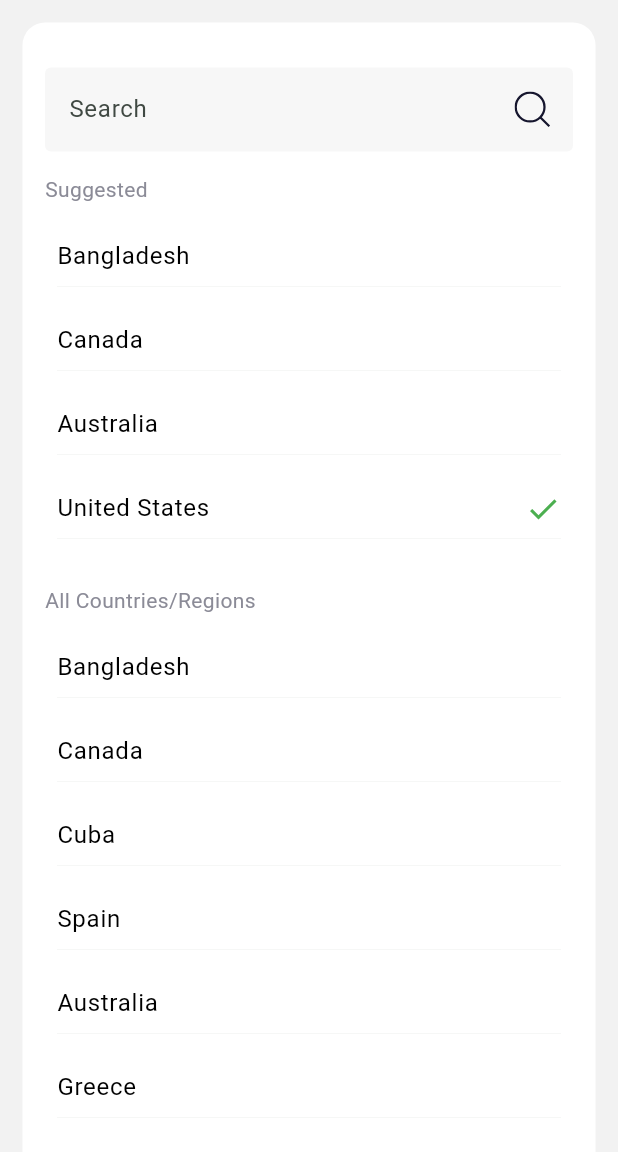
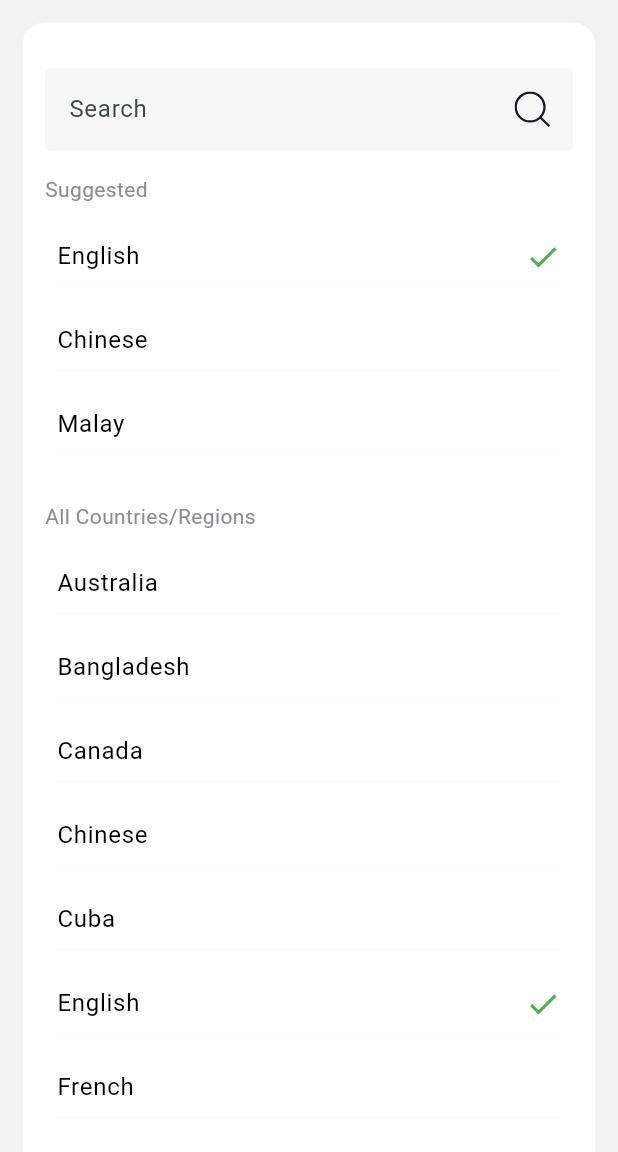
Before and after one commit to LIXINGCHEN-CPP/new_ass, a Flutter app: the LanguageSettingsPage screen opened by its route, on a phone screen of 412 x 824 dp, the part 84-1236 px from its top. Run offline on Flutter 3.47's test engine with Material 3 defaults, Android fonts, the phone set to English and light mode, and no system bars; our stand-ins replace cached_network_image, carousel_slider, flutter_credit_card, flutter_svg, form_field_validator; network calls fail; Roboto replaces fonts that are missing (Gilroy).

Commit message:
Second Commit

```diff
--- a/lib/views/entrypoint/components/app_navigation_bar.dart
+++ b/lib/views/entrypoint/components/app_navigation_bar.dart
@@ -29,7 +29,7 @@ class AppBottomNavigationBar extends StatelessWidget {
             onTap: () => onNavTap(0),
           ),
           BottomAppBarItem(
-            name: 'Menu',
+            name: 'Sort',
             iconLocation: AppIcons.menu,
             isActive: currentIndex == 1,
             onTap: () => onNavTap(1),
--- a/lib/views/home/components/ad_space.dart
+++ b/lib/views/home/components/ad_space.dart
@@ -11,7 +11,7 @@ class AdSpace extends StatelessWidget {
   final List<String> adImageUrls = const [
     'https://i.imgur.com/8hBIsS5.png',
     'https://i.imgur.com/BuVEdyX.png',
-    'https://i.imgur.com/wORa2qS.png',
+    'https://i.imgur.com/lu7VPJj.png',
   ];
 
   @override
--- a/lib/views/home/new_item_page.dart
+++ b/lib/views/home/new_item_page.dart
@@ -11,6 +11,7 @@ class NewItemsPage extends StatelessWidget {
   Widget build(BuildContext context) {
     final products = Dummy.products;
     return Scaffold(
+      backgroundColor: const Color(0xFFf3f3f5),
       appBar: AppBar(
         title: const Text('New Item'),
         leading: const AppBackButton(),
@@ -22,7 +23,7 @@ class NewItemsPage extends StatelessWidget {
             padding: const EdgeInsets.only(top: AppDefaults.padding),
             gridDelegate: const SliverGridDelegateWithMaxCrossAxisExtent(
               maxCrossAxisExtent: 200,
-              childAspectRatio: 0.64,
+              childAspectRatio: 0.67,
               mainAxisSpacing: 16,
             ),
             itemCount: products.length,
--- a/lib/views/home/popular_pack_page.dart
+++ b/lib/views/home/popular_pack_page.dart
@@ -13,6 +13,7 @@ class PopularPackPage extends StatelessWidget {
   Widget build(BuildContext context) {
     final bundles = Dummy.bundles;
     return Scaffold(
+      backgroundColor: const Color(0xFFf3f3f5),
       appBar: AppBar(
         title: const Text('Popular Packs'),
         leading: const AppBackButton(),
@@ -27,7 +28,7 @@ class PopularPackPage extends StatelessWidget {
                 padding: const EdgeInsets.only(top: AppDefaults.padding),
                 gridDelegate: const SliverGridDelegateWithMaxCrossAxisExtent(
                   maxCrossAxisExtent: 200,
-                  childAspectRatio: 0.73,
+                  childAspectRatio: 0.75,
                   crossAxisSpacing: 16,
                   mainAxisSpacing: 16,
                 ),
--- a/lib/views/home/product_details_page.dart
+++ b/lib/views/home/product_details_page.dart
@@ -81,7 +81,7 @@ class ProductDetailsPage extends StatelessWidget {
                   ),
                   const SizedBox(height: 8),
                   const Text(
-                    'Duis aute veniam veniam qui aliquip irure duis sint magna occaecat dolore nisi culpa do. Est nisi incididunt aliquip  commodo aliqua tempor.',
+                      'Fresh broccoli is green and full, tender and crispy, rich in vitamin C and dietary fiber, and is an ideal choice for a healthy diet. It is suitable for stir-frying, steaming or adding to soups. It is nutritious, delicious and easy to make.'
                   ),
                 ],
               ),
--- a/lib/views/menu/category_page.dart
+++ b/lib/views/menu/category_page.dart
@@ -11,6 +11,7 @@ class CategoryProductPage extends StatelessWidget {
   Widget build(BuildContext context) {
     final products = DummyCategory.products;
     return Scaffold(
+      backgroundColor: const Color(0xFFf3f3f5),
       appBar: AppBar(
         title: const Text('Vegetables'),
         leading: const AppBackButton(),
--- a/lib/views/menu/components/category_tile.dart
+++ b/lib/views/menu/components/category_tile.dart
@@ -20,7 +20,7 @@ class CategoryTile extends StatelessWidget {
   @override
   Widget build(BuildContext context) {
     return Material(
-      color: AppColors.scaffoldBackground,
+      color: Colors.transparent,
       child: InkWell(
         borderRadius: AppDefaults.borderRadius,
         onTap: onTap,
--- a/lib/views/profile/settings/language_settings_page.dart
+++ b/lib/views/profile/settings/language_settings_page.dart
@@ -3,20 +3,45 @@ import 'package:flutter_svg/svg.dart';
 
 import '../../../core/components/app_back_button.dart';
 import '../../../core/components/app_settings_tile.dart';
+import '../../../core/constants/app_icons.dart';
 import '../../../core/constants/constants.dart';
 import '../../../core/themes/app_themes.dart';
 
-class LanguageSettingsPage extends StatelessWidget {
+class LanguageSettingsPage extends StatefulWidget {
   const LanguageSettingsPage({super.key});
 
   @override
+  State<LanguageSettingsPage> createState() => _LanguageSettingsPageState();
+}
+
+class _LanguageSettingsPageState extends State<LanguageSettingsPage> {
+  // 全部国家/地区和推荐语言
+  final List<String> _allCountries = [
+    'Australia','Bangladesh', 'Canada', 'Chinese','Cuba', 'English', 'French', 'Germany','Greece', 'Malay', 'Spanish',
+       'USA'
+  ];
+  final List<String> _suggested = [
+    'English', 'Chinese', 'Malay'
+  ];
+
+  // 当前搜索关键字、已选语言
+  String _searchText = '';
+  String _selected = 'English';
+
+  @override
   Widget build(BuildContext context) {
+    // 根据搜索关键字过滤列表
+    final filteredSuggested = _suggested
+        .where((lang) => lang.toLowerCase().contains(_searchText.toLowerCase()))
+        .toList();
+    final filteredAll = _allCountries
+        .where((c) => c.toLowerCase().contains(_searchText.toLowerCase()))
+        .toList();
+
     return Scaffold(
       appBar: AppBar(
         leading: const AppBackButton(),
-        title: const Text(
-          'Language Settings',
-        ),
+        title: const Text('Language Settings'),
       ),
       backgroundColor: AppColors.cardColor,
       body: SingleChildScrollView(
@@ -30,73 +55,10 @@ class LanguageSettingsPage extends StatelessWidget {
             color: AppColors.scaffoldBackground,
             borderRadius: AppDefaults.borderRadius,
           ),
-          child: const Column(
+          child: Column(
             children: [
-              _SearchField(),
-              _SuggestedLanguage(),
-              _AllCountries(),
-            ],
-          ),
-        ),
-      ),
-    );
-  }
-}
-
-class _AllCountries extends StatelessWidget {
-  const _AllCountries();
-
-  @override
-  Widget build(BuildContext context) {
-    return const Column(
-      crossAxisAlignment: CrossAxisAlignment.start,
-      children: [
-        SizedBox(height: AppDefaults.padding),
-        Text('All Countries/Regions'),
-        SizedBox(height: AppDefaults.padding),
-        AppSettingsListTile(label: 'Bangladesh'),
-        AppSettingsListTile(label: 'Canada'),
-        AppSettingsListTile(label: 'Cuba'),
-        AppSettingsListTile(label: 'Spain'),
-        AppSettingsListTile(label: 'Australia'),
-        AppSettingsListTile(label: 'Greece'),
-      ],
-    );
-  }
-}
-
-class _SuggestedLanguage extends StatelessWidget {
-  const _SuggestedLanguage();
-
-  @override
-  Widget build(BuildContext context) {
-    return const Column(
-      crossAxisAlignment: CrossAxisAlignment.start,
-      children: [
-        SizedBox(height: AppDefaults.padding),
-        Text('Suggested'),
-        SizedBox(height: AppDefaults.padding),
-        AppSettingsListTile(label: 'Bangladesh'),
-        AppSettingsListTile(label: 'Canada'),
-        AppSettingsListTile(label: 'Australia'),
-        AppSettingsListTile(
-          label: 'United States',
-          trailing: Icon(
-            Icons.check,
-            color: Colors.green,
-          ),
-        ),
-      ],
-    );
-  }
-}
-
-class _SearchField extends StatelessWidget {
-  const _SearchField();
-
-  @override
-  Widget build(BuildContext context) {
-    return Theme(
+              // 搜索框
+              Theme(
                 data: Theme.of(context).copyWith(
                   inputDecorationTheme: AppTheme.secondaryInputDecorationTheme,
                 ),
@@ -110,6 +72,60 @@ class _SearchField extends StatelessWidget {
                     ),
                     suffixIconConstraints: const BoxConstraints(),
                   ),
+                  onChanged: (v) {
+                    setState(() {
+                      _searchText = v;
+                    });
+                  },
+                ),
+              ),
+
+              // 推荐语言
+              if (filteredSuggested.isNotEmpty) ...[
+                const SizedBox(height: AppDefaults.padding),
+                const Align(
+                  alignment: Alignment.centerLeft,
+                  child: Text('Suggested'),
+                ),
+                const SizedBox(height: AppDefaults.padding),
+                ...filteredSuggested.map((lang) {
+                  return AppSettingsListTile(
+                    label: lang,
+                    trailing: _selected == lang
+                        ? const Icon(Icons.check, color: Colors.green)
+                        : null,
+                    onTap: () {
+                      setState(() {
+                        _selected = lang;
+                      });
+                    },
+                  );
+                }),
+              ],
+
+              // 所有国家/地区
+              const SizedBox(height: AppDefaults.padding),
+              const Align(
+                alignment: Alignment.centerLeft,
+                child: Text('All Countries/Regions'),
+              ),
+              const SizedBox(height: AppDefaults.padding),
+              ...filteredAll.map((country) {
+                return AppSettingsListTile(
+                  label: country,
+                  trailing: _selected == country
+                      ? const Icon(Icons.check, color: Colors.green)
+                      : null,
+                  onTap: () {
+                    setState(() {
+                      _selected = country;
+                    });
+                  },
+                );
+              }),
+            ],
+          ),
+        ),
       ),
     );
   }
```
Also changed, not shown: lib/core/constants/dummy_data.dart (+6 -6 lines), lib/core/constants/dummy_data_category.dart (+6 -6 lines), lib/views/cart/components/items_totals_price.dart (+5 -9 lines), lib/views/cart/components/single_cart_item_tile.dart (+4 -4 lines), lib/views/home/home_page.dart (+21 -18 lines), lib/views/home/search_page.dart (+92 -129 lines), lib/views/menu/menu_page.dart (+11 -11 lines), lib/views/profile/notification_page.dart (+7 -0 lines), assets/icons/menu.svg, assets/icons/profile.svg, assets/icons/save.svg, 4 other files. Lines whose indentation alone changed are shown as unchanged.
